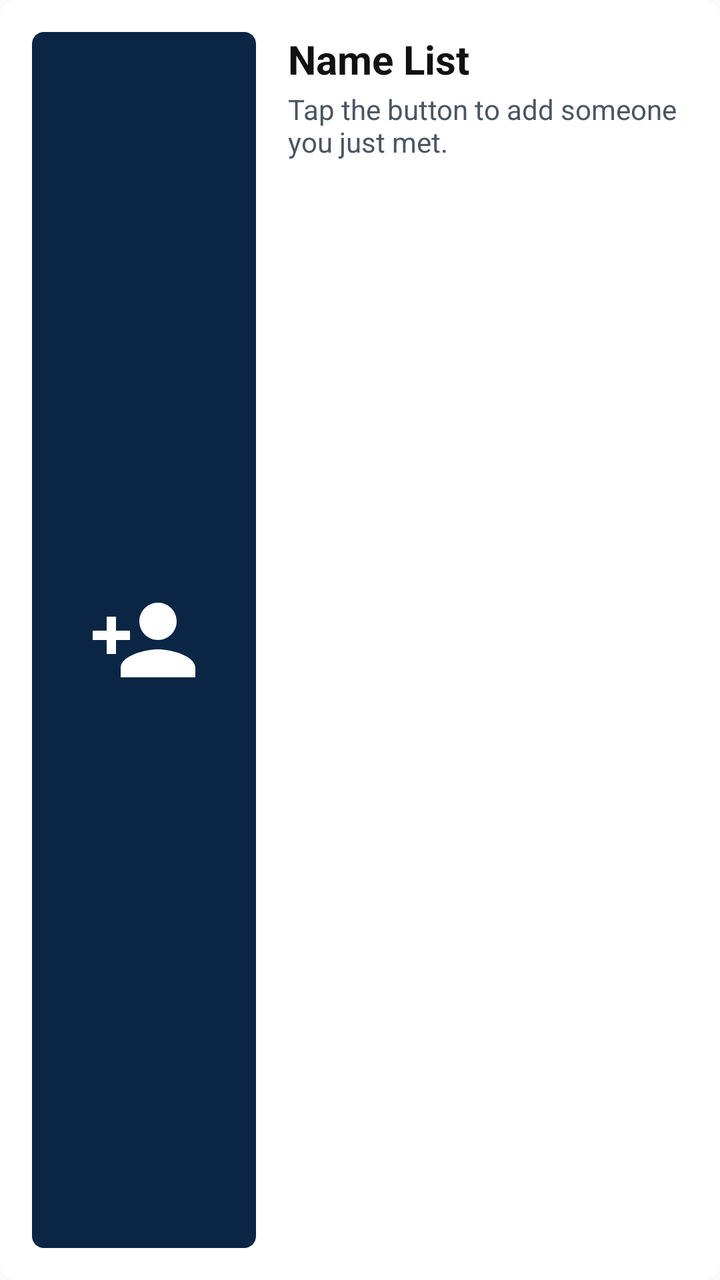
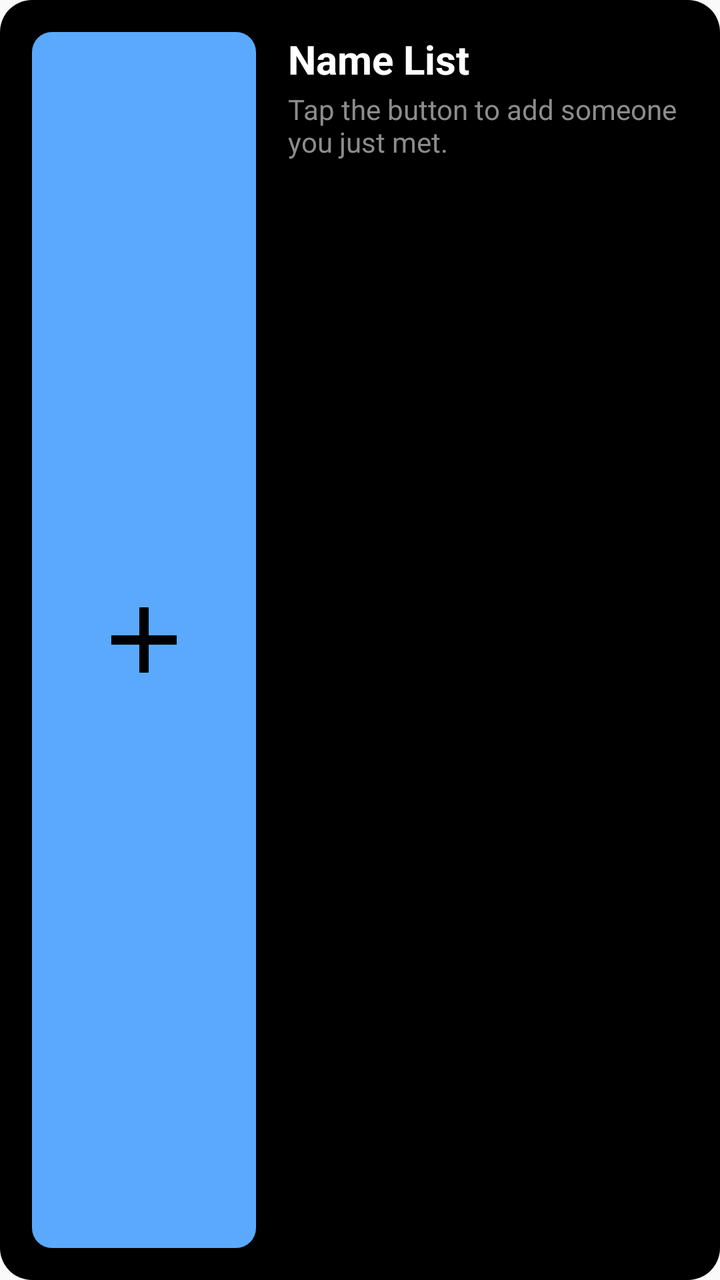

Two renders of the same Android screen: before a commit and after it. Below are the layout's source before the change and the commit's diff.
<!-- AndroidManifest.xml: application theme Theme.NameList -->
<!-- res/layout/widget_card.xml -->
<?xml version="1.0" encoding="utf-8"?>
<LinearLayout xmlns:android="http://schemas.android.com/apk/res/android"
    android:layout_width="match_parent"
    android:layout_height="match_parent"
    android:background="@drawable/widget_background"
    android:orientation="horizontal"
    android:padding="16dp">

    <FrameLayout
        android:id="@+id/widget_add"
        android:layout_width="112dp"
        android:layout_height="match_parent"
        android:background="@drawable/widget_add_background"
        android:contentDescription="@string/add_person">

        <ImageView
            android:layout_width="56dp"
            android:layout_height="56dp"
            android:layout_gravity="center"
            android:importantForAccessibility="no"
            android:src="@drawable/ic_person_add"
            android:tint="#FFFFFF" />
    </FrameLayout>

    <LinearLayout
        android:id="@+id/widget_text"
        android:layout_width="0dp"
        android:layout_height="match_parent"
        android:layout_marginStart="16dp"
        android:layout_weight="1"
        android:orientation="vertical">

        <TextView
            android:layout_width="match_parent"
            android:layout_height="wrap_content"
            android:singleLine="true"
            android:text="@string/app_name"
            android:textColor="@color/widget_text"
            android:textSize="20sp"
            android:textStyle="bold" />

        <TextView
            android:layout_width="match_parent"
            android:layout_height="wrap_content"
            android:layout_marginTop="2dp"
            android:ellipsize="end"
            android:maxLines="3"
            android:text="@string/widget_hint"
            android:textColor="@color/widget_text_secondary"
            android:textSize="14sp" />

        
        <FrameLayout
            android:layout_width="match_parent"
            android:layout_height="0dp"
            android:layout_weight="1" />

        <LinearLayout
            android:id="@+id/widget_recent"
            android:layout_width="match_parent"
            android:layout_height="wrap_content"
            android:orientation="vertical"
            android:visibility="gone">

            <TextView
                android:layout_width="match_parent"
                android:layout_height="wrap_content"
                android:layout_marginBottom="6dp"
                android:singleLine="true"
                android:text="@string/widget_recent"
                android:textColor="@color/widget_text_secondary"
                android:textSize="12sp" />

            <LinearLayout
                android:layout_width="match_parent"
                android:layout_height="wrap_content"
                android:orientation="horizontal">

                <TextView
                    android:id="@+id/widget_tile_1"
                    android:layout_width="40dp"
                    android:layout_height="40dp"
                    android:layout_marginEnd="8dp"
                    android:background="@drawable/widget_tile_background"
                    android:gravity="center"
                    android:singleLine="true"
                    android:textColor="@color/widget_tile_text"
                    android:textSize="15sp"
                    android:textStyle="bold"
                    android:visibility="gone" />
                <TextView
                    android:id="@+id/widget_tile_2"
                    android:layout_width="40dp"
                    android:layout_height="40dp"
                    android:layout_marginEnd="8dp"
                    android:background="@drawable/widget_tile_background"
                    android:gravity="center"
                    android:singleLine="true"
                    android:textColor="@color/widget_tile_text"
                    android:textSize="15sp"
                    android:textStyle="bold"
                    android:visibility="gone" />
                <TextView
                    android:id="@+id/widget_tile_3"
                    android:layout_width="40dp"
                    android:layout_height="40dp"
                    android:layout_marginEnd="8dp"
                    android:background="@drawable/widget_tile_background"
                    android:gravity="center"
                    android:singleLine="true"
                    android:textColor="@color/widget_tile_text"
                    android:textSize="15sp"
                    android:textStyle="bold"
                    android:visibility="gone" />
            </LinearLayout>
        </LinearLayout>
    </LinearLayout>
</LinearLayout>
<!-- resources referenced by this layout -->
<resources>
  <color name="widget_text">#111111</color>
  <color name="widget_text_secondary">#4B5563</color>
  <color name="widget_tile_text">#0B2545</color>
  <!-- drawable ic_person_add (drawable) -->
  <?xml version="1.0" encoding="utf-8"?>
  <vector xmlns:android="http://schemas.android.com/apk/res/android"
      android:width="24dp" android:height="24dp"
      android:viewportWidth="24" android:viewportHeight="24">
      <path android:fillColor="#FF000000" android:pathData="M15,12c2.21,0 4,-1.79 4,-4s-1.79,-4 -4,-4 -4,1.79 -4,4 1.79,4 4,4zM6,10V7H4v3H1v2h3v3h2v-3h3v-2H6zM15,14c-2.67,0 -8,1.34 -8,4v2h16v-2c0,-2.66 -5.33,-4 -8,-4z" />
  </vector>
  <!-- drawable widget_add_background (drawable) -->
  <?xml version="1.0" encoding="utf-8"?>
  <shape xmlns:android="http://schemas.android.com/apk/res/android" android:shape="rectangle">
      <solid android:color="@color/navy" />
      <corners android:radius="6dp" />
  </shape>
  <!-- drawable widget_background (drawable) -->
  <?xml version="1.0" encoding="utf-8"?>
  <shape xmlns:android="http://schemas.android.com/apk/res/android" android:shape="rectangle">
      <solid android:color="#FFFFFF" />
      <corners android:radius="8dp" />
  </shape>
  <!-- drawable widget_tile_background (drawable) -->
  <?xml version="1.0" encoding="utf-8"?>
  <shape xmlns:android="http://schemas.android.com/apk/res/android" android:shape="rectangle">
      <solid android:color="#E3ECF6" />
      <corners android:radius="6dp" />
  </shape>
  <string name="add_person">Add person</string>
  <string name="app_name">Name List</string>
  <string name="widget_hint">Tap the button to add someone you just met.</string>
  <string name="widget_recent">Recently added</string>
  <style name="Theme.NameList" parent="android:Theme.Material.Light.NoActionBar" />
  <color name="navy">#0B2545</color>
</resources>

<!-- the commit's change to res/layout/widget_card.xml (unified diff, before → after) -->
@@ -18,8 +18,8 @@
             android:layout_height="56dp"
             android:layout_gravity="center"
             android:importantForAccessibility="no"
-            android:src="@drawable/ic_person_add"
-            android:tint="#FFFFFF" />
+            android:src="@drawable/ic_add"
+            android:tint="#000000" />
     </FrameLayout>
 
     <LinearLayout
@@ -74,43 +74,43 @@
             <LinearLayout
                 android:layout_width="match_parent"
                 android:layout_height="wrap_content"
-                android:orientation="horizontal">
+                android:orientation="vertical">
 
                 <TextView
                     android:id="@+id/widget_tile_1"
-                    android:layout_width="40dp"
-                    android:layout_height="40dp"
-                    android:layout_marginEnd="8dp"
+                    android:layout_width="match_parent"
+                    android:layout_height="wrap_content"
                     android:background="@drawable/widget_tile_background"
-                    android:gravity="center"
+                    android:ellipsize="end"
+                    android:paddingTop="6dp"
+                    android:paddingBottom="6dp"
                     android:singleLine="true"
                     android:textColor="@color/widget_tile_text"
                     android:textSize="15sp"
-                    android:textStyle="bold"
                     android:visibility="gone" />
                 <TextView
                     android:id="@+id/widget_tile_2"
-                    android:layout_width="40dp"
-                    android:layout_height="40dp"
-                    android:layout_marginEnd="8dp"
+                    android:layout_width="match_parent"
+                    android:layout_height="wrap_content"
                     android:background="@drawable/widget_tile_background"
-                    android:gravity="center"
+                    android:ellipsize="end"
+                    android:paddingTop="6dp"
+                    android:paddingBottom="6dp"
                     android:singleLine="true"
                     android:textColor="@color/widget_tile_text"
                     android:textSize="15sp"
-                    android:textStyle="bold"
                     android:visibility="gone" />
                 <TextView
                     android:id="@+id/widget_tile_3"
-                    android:layout_width="40dp"
-                    android:layout_height="40dp"
-                    android:layout_marginEnd="8dp"
+                    android:layout_width="match_parent"
+                    android:layout_height="wrap_content"
                     android:background="@drawable/widget_tile_background"
-                    android:gravity="center"
+                    android:ellipsize="end"
+                    android:paddingTop="6dp"
+                    android:paddingBottom="6dp"
                     android:singleLine="true"
                     android:textColor="@color/widget_tile_text"
                     android:textSize="15sp"
-                    android:textStyle="bold"
                     android:visibility="gone" />
             </LinearLayout>
         </LinearLayout>
<!-- resource entries referenced after the edit -->
@@ -1,38 +1,43 @@
 <!-- resources referenced by this layout -->
 <resources>
-  <color name="widget_text">#111111</color>
-  <color name="widget_text_secondary">#4B5563</color>
-  <color name="widget_tile_text">#0B2545</color>
-  <!-- drawable ic_person_add (drawable) -->
+  <color name="widget_text">#FFFFFF</color>
+  <color name="widget_text_secondary">#8C8C8C</color>
+  <color name="widget_tile_text">#FFFFFF</color>
+  <!-- drawable ic_add (drawable) -->
   <?xml version="1.0" encoding="utf-8"?>
   <vector xmlns:android="http://schemas.android.com/apk/res/android"
       android:width="24dp" android:height="24dp"
       android:viewportWidth="24" android:viewportHeight="24">
-      <path android:fillColor="#FF000000" android:pathData="M15,12c2.21,0 4,-1.79 4,-4s-1.79,-4 -4,-4 -4,1.79 -4,4 1.79,4 4,4zM6,10V7H4v3H1v2h3v3h2v-3h3v-2H6zM15,14c-2.67,0 -8,1.34 -8,4v2h16v-2c0,-2.66 -5.33,-4 -8,-4z" />
+      <path android:fillColor="#FF000000" android:pathData="M19,13h-6v6h-2v-6H5v-2h6V5h2v6h6v2z" />
   </vector>
   <!-- drawable widget_add_background (drawable) -->
   <?xml version="1.0" encoding="utf-8"?>
   <shape xmlns:android="http://schemas.android.com/apk/res/android" android:shape="rectangle">
-      <solid android:color="@color/navy" />
-      <corners android:radius="6dp" />
+      <solid android:color="@color/widget_accent" />
+      <corners android:radius="10dp" />
   </shape>
   <!-- drawable widget_background (drawable) -->
   <?xml version="1.0" encoding="utf-8"?>
   <shape xmlns:android="http://schemas.android.com/apk/res/android" android:shape="rectangle">
-      <solid android:color="#FFFFFF" />
-      <corners android:radius="8dp" />
+      <solid android:color="@color/widget_background" />
+      <corners android:radius="16dp" />
   </shape>
   <!-- drawable widget_tile_background (drawable) -->
   <?xml version="1.0" encoding="utf-8"?>
-  <shape xmlns:android="http://schemas.android.com/apk/res/android" android:shape="rectangle">
-      <solid android:color="#E3ECF6" />
-      <corners android:radius="6dp" />
-  </shape>
+  <layer-list xmlns:android="http://schemas.android.com/apk/res/android">
+      <item android:bottom="-2dp" android:left="-2dp" android:right="-2dp">
+          <shape android:shape="rectangle">
+              <stroke android:width="1dp" android:color="@color/widget_line" />
+          </shape>
+      </item>
+  </layer-list>
   <string name="add_person">Add person</string>
   <string name="app_name">Name List</string>
   <string name="widget_hint">Tap the button to add someone you just met.</string>
   <string name="widget_recent">Recently added</string>
   <style name="Theme.NameList" parent="android:Theme.Material.Light.NoActionBar" />
-  <color name="navy">#0B2545</color>
+  <color name="widget_accent">#5AA9FF</color>
+  <color name="widget_background">#000000</color>
+  <color name="widget_line">#1F1F1F</color>
 </resources>
 
